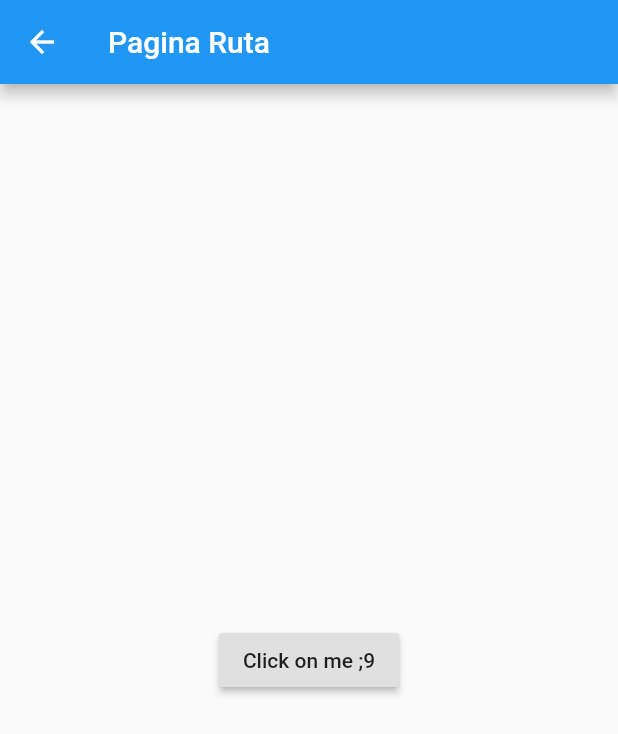
After one commit to wlizama/flutter_training, a Flutter app: the PaginaRoute screen opened directly, on a phone screen of 412 x 824 dp. The commit adds this screen. Shown: the top 734 px of the screen. Run offline on Flutter 3.47's test engine with Material 2 defaults, Android fonts, the phone set to English and light mode, and no system bars.

Commit message:
init routes

```diff
--- a/lib/main.dart
+++ b/lib/main.dart
@@ -3,6 +3,7 @@ import 'package:flutter_training/animate-container.dart';
 import 'package:flutter_training/export-font-package.dart';
 import 'package:flutter_training/mostrar-drawer.dart';
 import 'package:flutter_training/mostrar-snackbar.dart';
+import 'package:flutter_training/pagina-route.dart';
 import 'package:flutter_training/ui-orientation.dart';
 import 'package:flutter_training/vista-tabs.dart';
 
@@ -23,6 +24,7 @@ class Index extends StatelessWidget {
 		{ 'text': 'Mostrar Drawer', 'tap_fun': (_) => MostrarDrawer() },
 		{ 'text': 'Mostrar SnackBar', 'tap_fun': (_) => MostrarSnackBar() },
 		{ 'text': 'Vista con Tabs', 'tap_fun': (_) => VistaTabs() },
+		{ 'text': 'Pagina Route', 'tap_fun': (_) => PaginaRoute() },
 	];
 
 	@override
--- /dev/null
+++ b/lib/pagina-route.dart
@@ -0,0 +1,19 @@
+import 'package:flutter/material.dart';
+
+class PaginaRoute extends StatelessWidget {
+  @override
+  Widget build(BuildContext context) {
+    return Scaffold(
+      appBar: AppBar(
+        title: Text('Pagina Ruta'),
+        backgroundColor: Theme.of(context).primaryColor,
+      ),
+      body: Center(
+        child: RaisedButton(
+          onPressed: () {},
+          child: Text('Click on me ;9'),
+        ),
+      ),
+    );
+  }
+}
```
